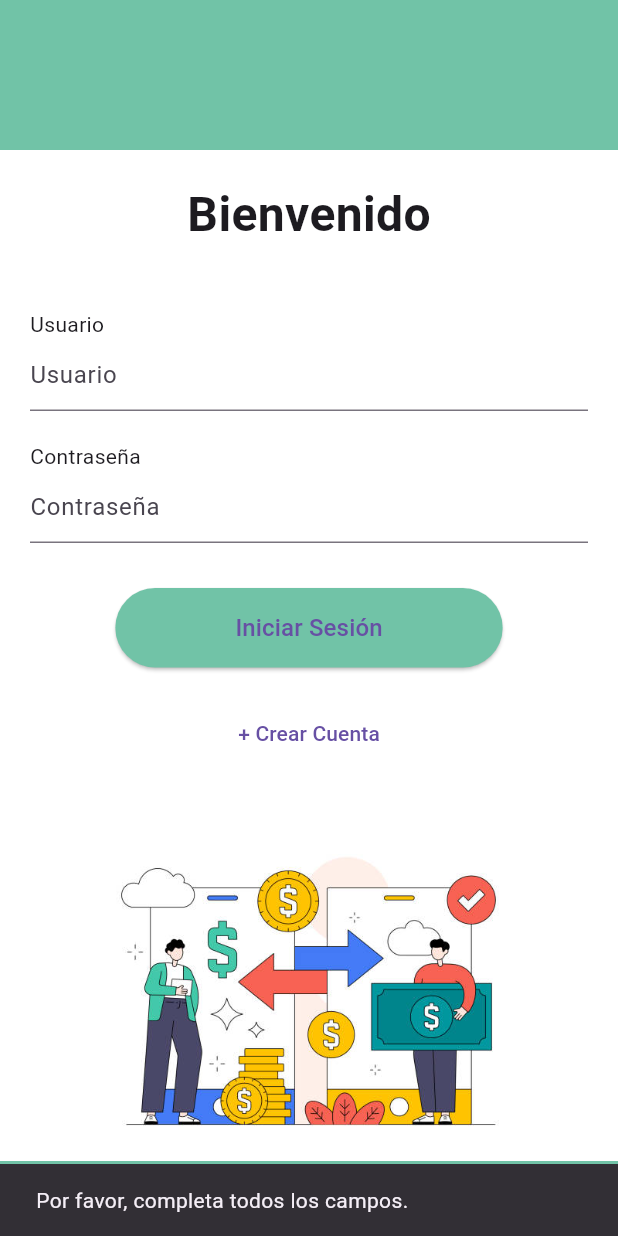
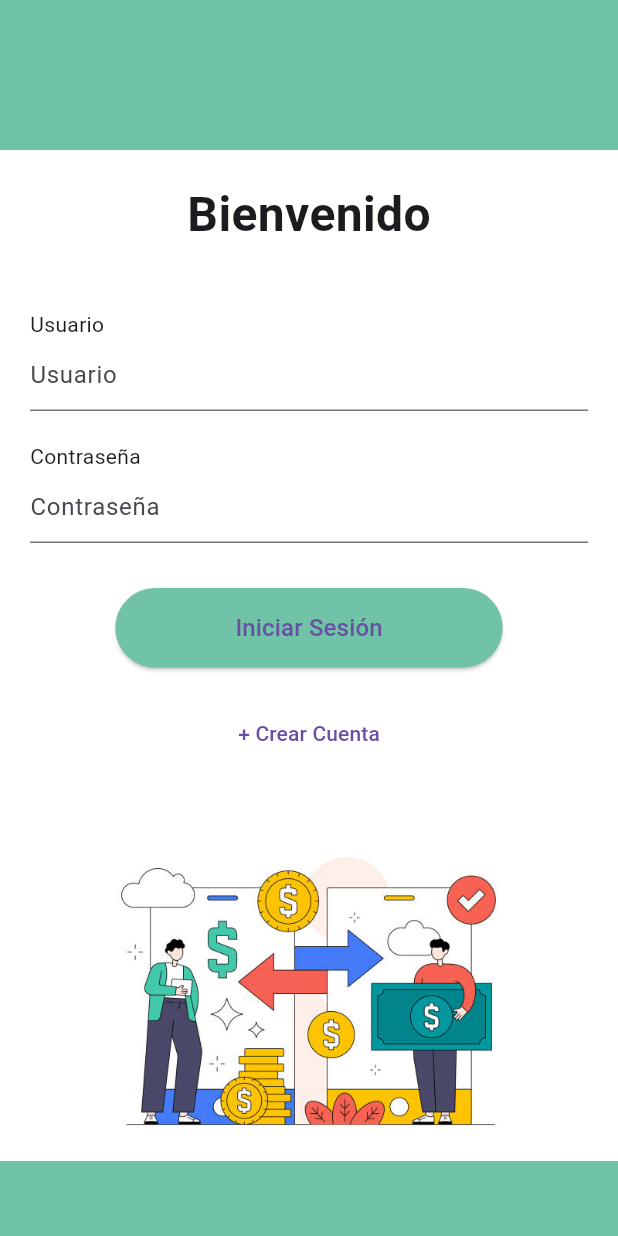
Before and after one commit to HelterSkelter11/ProyectoRemesa, a Flutter app: the screen it shows after launch, after a tap on "Iniciar Sesión", on a phone screen of 412 x 824 dp. Run offline on Flutter 3.47's test engine with Material 3 defaults, Android fonts, the phone set to English and light mode, and no system bars.

Commit message:
cuarto Commit

```diff
--- a/lib/main.dart
+++ b/lib/main.dart
@@ -1,18 +1,16 @@
 import 'package:flutter/material.dart';
-import 'package:flutter_dotenv/flutter_dotenv.dart';
-import 'package:supabase_flutter/supabase_flutter.dart';
 import 'register_screen.dart';
+
+
 
 class LoginScreen extends StatelessWidget {
   @override
   Widget build(BuildContext context) {
-    final TextEditingController userController = TextEditingController();
-    final TextEditingController passwordController = TextEditingController();
-
     return Scaffold(
       backgroundColor: Colors.white,
       body: Column(
         children: [
+
           Container(
             color: Color(0xFF71C3A7),
             height: 100,
@@ -24,6 +22,7 @@ class LoginScreen extends StatelessWidget {
             style: TextStyle(fontSize: 32, fontWeight: FontWeight.bold),
           ),
           SizedBox(height: 40),
+
           Padding(
             padding: const EdgeInsets.symmetric(horizontal: 20),
             child: Column(
@@ -31,7 +30,6 @@ class LoginScreen extends StatelessWidget {
               children: [
                 Text('Usuario'),
                 TextField(
-                  controller: userController,
                   decoration: InputDecoration(
                     hintText: 'Usuario',
                   ),
@@ -39,42 +37,17 @@ class LoginScreen extends StatelessWidget {
                 SizedBox(height: 20),
                 Text('Contraseña'),
                 TextField(
-                  controller: passwordController,
                   obscureText: true,
                   decoration: InputDecoration(
                     hintText: 'Contraseña',
                   ),
                 ),
                 SizedBox(height: 30),
+
                 Center(
                   child: ElevatedButton(
-                    onPressed: () async {
-                      final email = userController.text.trim();
-                      final password = passwordController.text.trim();
+                    onPressed: () {
 
-                      if (email.isEmpty || password.isEmpty) {
-                        ScaffoldMessenger.of(context).showSnackBar(
-                          SnackBar(content: Text('Por favor, completa todos los campos.')),
-                        );
-                        return;
-                      }
-
-                      try {
-                        final response = await Supabase.instance.client.auth.signInWithPassword(
-                          email: email,
-                          password: password,
-                        );
-
-                        if (response.user != null) {
-                          ScaffoldMessenger.of(context).showSnackBar(
-                            SnackBar(content: Text('Inicio de sesión exitoso.')),
-                          );
-                        }
-                      } catch (e) {
-                        ScaffoldMessenger.of(context).showSnackBar(
-                          SnackBar(content: Text('Error: $e')),
-                        );
-                      }
                     },
                     style: ElevatedButton.styleFrom(
                       backgroundColor: Color(0xFF71C3A7),
@@ -90,6 +63,7 @@ class LoginScreen extends StatelessWidget {
                 Center(
                   child: TextButton(
                     onPressed: () {
+
                       Navigator.push(
                         context,
                         MaterialPageRoute(builder: (context) => RegisterScreen()),
@@ -102,6 +76,7 @@ class LoginScreen extends StatelessWidget {
             ),
           ),
           SizedBox(height: 40),
+
           Expanded(
             child: Container(
               decoration: BoxDecoration(
@@ -112,6 +87,7 @@ class LoginScreen extends StatelessWidget {
               ),
             ),
           ),
+
           Container(
             color: Color(0xFF71C3A7),
             height: 50,
@@ -122,18 +98,8 @@ class LoginScreen extends StatelessWidget {
   }
 }
 
-Future<void> main() async {
-  // Carga las variables de entorno desde el archivo .env
-  await dotenv.load();
-
-  // Inicializa Supabase con las variables del archivo .env
-  await Supabase.initialize(
-    url: dotenv.env['SUPABASE_URL']!,
-    anonKey: dotenv.env['SUPABASE_KEY']!,
-  );
-
+void main() {
   runApp(MaterialApp(
-    debugShowCheckedModeBanner: false,
     home: LoginScreen(),
   ));
 }
```
